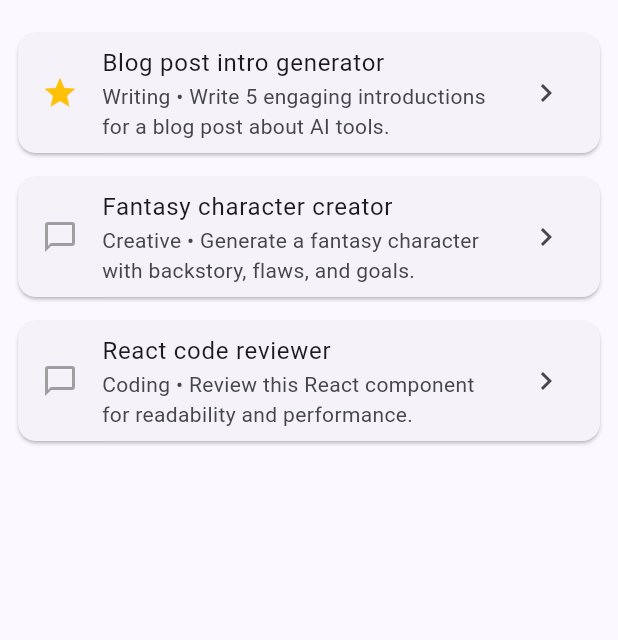
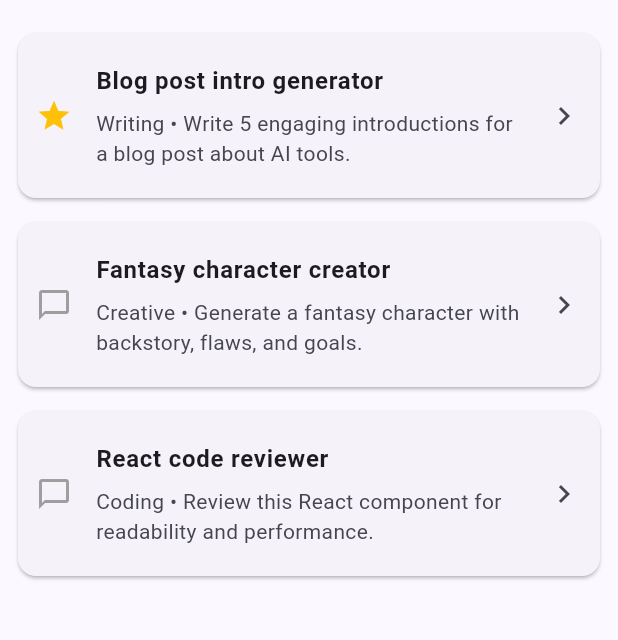
Before and after one commit to ogabor82/ai_prompt_vault, a Flutter app: the screen it shows after launch, on a phone screen of 412 x 824 dp, the part 63-703 px from its top. Run offline on Flutter 3.47's test engine with Material 3 defaults, Android fonts, the phone set to English and light mode, and no system bars.

Commit message:
Enhance PromptCard layout by adding content padding and improving text styling for title and subtitle. This update increases readability and visual appeal of prompt information.

```diff
--- a/lib/widgets/prompt_card.dart
+++ b/lib/widgets/prompt_card.dart
@@ -14,12 +14,19 @@
     return Card(
       margin: const EdgeInsets.symmetric(horizontal: 12, vertical: 8),
       child: ListTile(
+        contentPadding: const EdgeInsets.all(12),
         leading: Icon(
           prompt.isFavorite ? Icons.star : Icons.chat_bubble_outline,
           color: prompt.isFavorite ? Colors.amber : Colors.grey,
         ),
-        title: Text(prompt.title),
-        subtitle: Text('${prompt.category} • ${prompt.content}'),
+        title: Text(
+          prompt.title,
+          style: const TextStyle(fontWeight: FontWeight.bold),
+        ),
+        subtitle: Padding(
+          padding: const EdgeInsets.only(top: 6),
+          child: Text('${prompt.category} • ${prompt.content}'),
+        ),
         trailing: const Icon(Icons.chevron_right),
       ),
     );
```
